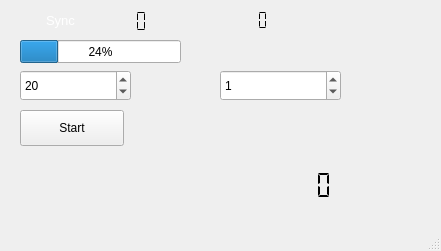
Above: forms/dabscanner.ui from JvanKatwijk/dab-scanner before the change. Below: the same form after it.
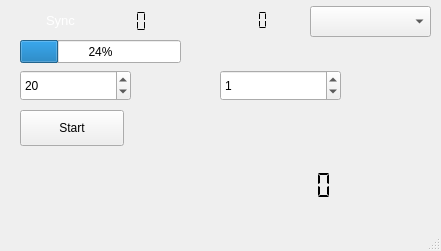
That is the form after the change.

Commit message: change in device selection

Patch:
```diff
--- a/forms/dabscanner.ui
+++ b/forms/dabscanner.ui
@@ -308,6 +308,16 @@
      <string/>
     </property>
    </widget>
+   <widget class="QComboBox" name="deviceSelector">
+    <property name="geometry">
+     <rect>
+      <x>310</x>
+      <y>6</y>
+      <width>121</width>
+      <height>31</height>
+     </rect>
+    </property>
+   </widget>
   </widget>
   <widget class="QStatusBar" name="statusbar"/>
  </widget>
```
The commit also changes 7 other files.
